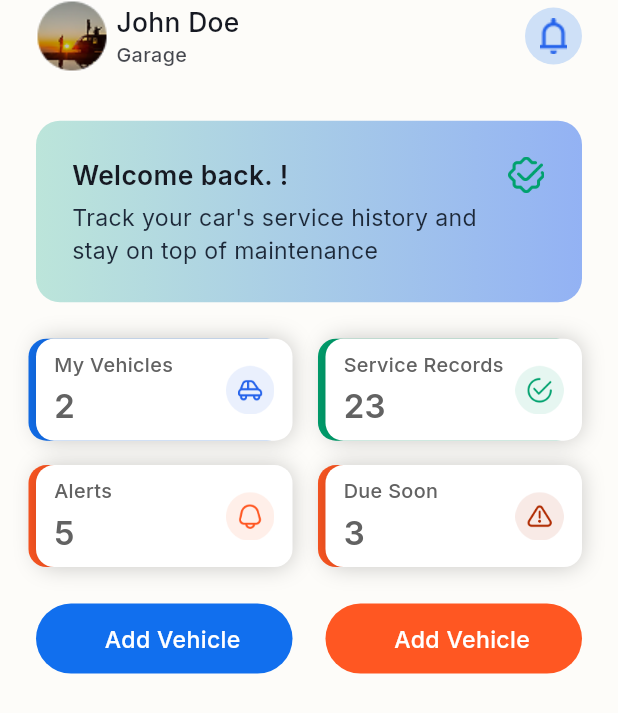
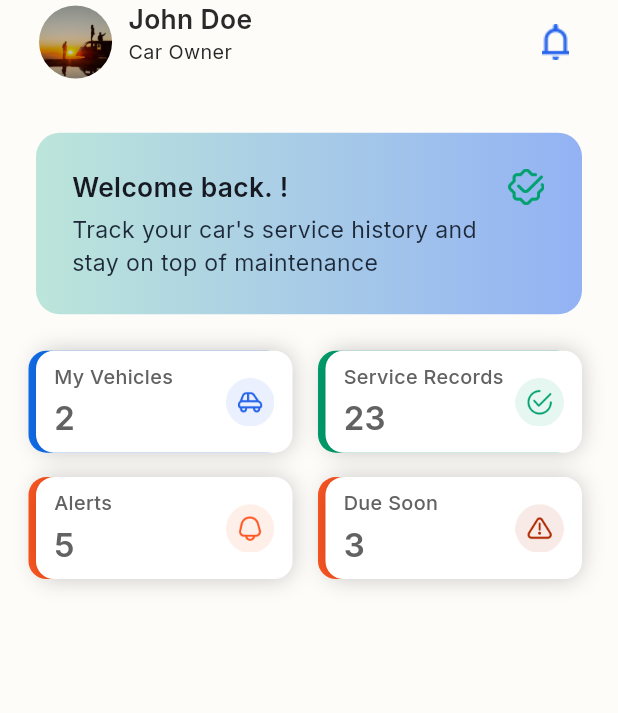
Before and after one commit to SadikurRahman1/salamora_ui, a Flutter app: the HomeScreenOwner screen opened directly, on a phone screen of 412 x 824 dp. Shown: the top 713 px of the screen. Run offline on Flutter 3.47's test engine with Material 3 defaults, Android fonts, the light colour scheme and no system bars; our stand-ins replace flutter_spinkit, get, google_fonts, pinput, shared_preferences; accounts and stored records are empty.

Commit message:
home screen loading

```diff
--- a/selemara/lib/features/car_owner_flow/home/view/home_screen_owner.dart
+++ b/selemara/lib/features/car_owner_flow/home/view/home_screen_owner.dart
@@ -1,8 +1,6 @@
 import 'package:flutter/material.dart';
 import 'package:selemara/core/constants/app_icons.dart';
-import 'package:selemara/core/constants/app_images.dart';
 import 'package:selemara/core/widgets/app_text.dart';
-import 'package:selemara/core/widgets/custom_button.dart';
 import 'package:selemara/features/car_owner_flow/home/widget/information_card.dart';
 
 import '../../../../core/constants/app_colors.dart';
@@ -17,7 +15,7 @@ class HomeScreenOwner extends StatelessWidget {
   @override
   Widget build(BuildContext context) {
     return Scaffold(
-
+      appBar: CustomHomeAppbar(),
       body: Container(
         margin: EdgeInsets.symmetric(horizontal: 24),
 
@@ -25,44 +23,6 @@ class HomeScreenOwner extends StatelessWidget {
           mainAxisAlignment: MainAxisAlignment.start,
           crossAxisAlignment: CrossAxisAlignment.start,
           children: [
-
-
-            Row(
-              mainAxisAlignment: MainAxisAlignment.spaceBetween,
-              children: [
-                Row(
-                  children: [
-                    Image.asset(AppImages.userProfile),
-                    SizedBox(width: res.wp(5)),
-                    Column(
-                      crossAxisAlignment: CrossAxisAlignment.start,
-                      children: [
-                        AppText(
-                          "John Doe",
-                          color: AppColors.textColor,
-                          fontSize: 16,
-                          fontWeight: FontWeight.w500,
-                        ),
-                        AppText(
-                          "Garage",
-                          color: AppColors.textColor.withValues(alpha: 0.8),
-                          fontSize: 12,
-                          fontWeight: FontWeight.w500,
-                        ),
-                      ],
-                    ),
-                  ],
-                ),
-                Container(
-                  padding: EdgeInsets.all(10),
-                  decoration: BoxDecoration(
-                    shape: BoxShape.circle,
-                    color: AppColors.primaryColor.withValues(alpha: 0.2),
-                  ),
-                  child: Image.asset(AppIcons.notificationIcon),
-                ),
-              ],
-            ),
             SizedBox(height: res.hp(32)),
 
             Container(
@@ -172,22 +132,6 @@ class HomeScreenOwner extends StatelessWidget {
                 ),
               ],
             ),
-
-            SizedBox(height: res.hp(24)),
-
-            Row(
-              children: [
-                Expanded(
-                  child: CustomButton(text: "Add Vehicle", onTap: () {}),
-                ),
-
-                SizedBox(width: res.wp(20)),
-
-                Expanded(
-                  child: CustomButton(text: "Add Vehicle", onTap: () {},btnColor: AppColors.orange,),
-                ),
-              ],
-            ),
           ],
         ),
       ),
```
